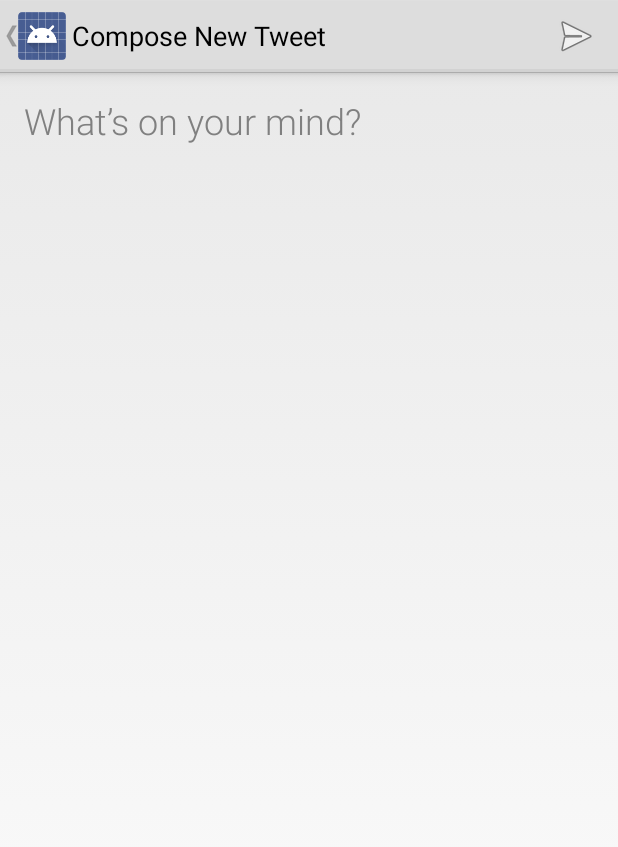
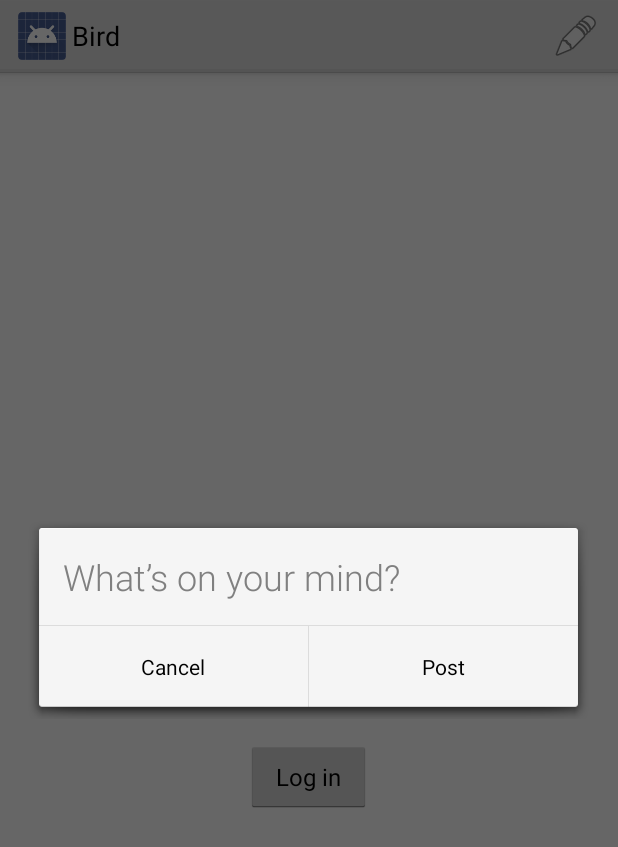
Before and after one commit to tomazsh/bird-android-app, an Android app: the screen it shows after launch (TweetComposeActivity before the commit, HomeActivity after it), after a tap on "Compose new Tweet", on a phone screen of 412 x 824 dp. Shown: the top 847 px of the screen. Run offline under Robolectric (Android 15) with nearby library versions, the phone set to English and light mode, and no system bars.

Commit message:
Add tweet compose dialog

```diff
--- a/app/build.gradle
+++ b/app/build.gradle
@@ -26,4 +26,5 @@ dependencies {
     compile files('libs/scribe-codepath.jar')
     compile 'com.android.support:support-v4:+'
     compile files('libs/android-async-http-1.4.3.jar')
+    compile files('libs/activeandroid-3.1.jar')
 }
--- a/app/src/main/AndroidManifest.xml
+++ b/app/src/main/AndroidManifest.xml
@@ -10,6 +10,12 @@
         android:icon="@drawable/ic_launcher"
         android:label="@string/app_name"
         android:theme="@style/AppTheme" >
+        <meta-data
+            android:name="AA_DB_NAME"
+            android:value="Bird.db" />
+        <meta-data
+            android:name="AA_DB_VERSION"
+            android:value="1" />
         <activity
             android:name="com.nedeljko.bird.app.activities.HomeActivity"
             android:label="@string/app_name" >
--- a/app/src/main/java/com/nedeljko/bird/app/activities/HomeActivity.java
+++ b/app/src/main/java/com/nedeljko/bird/app/activities/HomeActivity.java
@@ -1,5 +1,6 @@
 package com.nedeljko.bird.app.activities;
 
+import android.app.FragmentManager;
 import android.content.Intent;
 import android.os.Bundle;
 import android.view.LayoutInflater;
@@ -14,6 +15,7 @@ import com.codepath.oauth.OAuthLoginActivity;
 import com.nedeljko.bird.app.adapter.TimelineAdapter;
 import com.nedeljko.bird.app.BirdApplication;
 import com.nedeljko.bird.app.R;
+import com.nedeljko.bird.app.dialogs.TweetComposeDialog;
 import com.nedeljko.bird.app.helpers.InfiniteScrollListener;
 import com.nedeljko.bird.app.helpers.TwitterClient;
 import com.nedeljko.bird.app.interfaces.TimelineViewModelListener;
@@ -22,7 +24,7 @@ import com.nedeljko.bird.app.viewmodels.HomeViewModel;
 
 public class HomeActivity
         extends OAuthLoginActivity<TwitterClient>
-        implements TimelineViewModelListener {
+        implements TimelineViewModelListener, TweetComposeDialog.TweetComposeListener {
     private HomeState mState = HomeState.DEFAULT;
     private HomeViewModel mHomeViewModel;
     private TimelineAdapter mTweetsAdapter;
@@ -59,12 +61,6 @@ public class HomeActivity
         mTweetsAdapter = new TimelineAdapter(this, mHomeViewModel.getTweets());
         mListView.setAdapter(mTweetsAdapter);
         mListView.addFooterView(mListFooterView);
-        mListView.setOnScrollListener(new InfiniteScrollListener() {
-            @Override
-            public void onLoadMore(int page, int totalItemsCount) {
-                mHomeViewModel.loadNextTimelinePage();
-            }
-        });
     }
 
     @Override
@@ -97,15 +93,21 @@ public class HomeActivity
     public boolean onOptionsItemSelected(MenuItem item) {
         int id = item.getItemId();
         if (id == R.id.compose_action_item) {
-            composeTweet(null);
+            composeTweetInDialog();
             return true;
         }
         return super.onOptionsItemSelected(item);
     }
 
-    public void composeTweet(Tweet tweet) {
+    public void composeTweet() {
         Intent intent = new Intent(HomeActivity.this, TweetComposeActivity.class);
         startActivityForResult(intent, TweetComposeActivity.COMPOSE_REQUEST_CODE);
+    }
+
+    public void composeTweetInDialog() {
+        FragmentManager manager = getFragmentManager();
+        TweetComposeDialog dialog = new TweetComposeDialog(this);
+        dialog.show(manager, "tweet_compose_dialog");
     }
 
     public void setState(HomeState state) {
@@ -177,7 +179,12 @@ public class HomeActivity
 
     @Override
     public void onLoginSuccess() {
-        mHomeViewModel.loadNextTimelinePage();
+        mListView.setOnScrollListener(new InfiniteScrollListener() {
+            @Override
+            public void onLoadMore(int page, int totalItemsCount) {
+                mHomeViewModel.loadNextTimelinePage();
+            }
+        });
     }
 
     @Override
@@ -210,4 +217,16 @@ public class HomeActivity
     }
 
     //endregion
+
+    //region TweetComposeListener
+
+    public void onTweetComposeSuccess(Tweet tweet) {
+
+    }
+
+    public void onTweetComposeFailure() {
+
+    }
+
+    //endregion
 }
--- /dev/null
+++ b/app/src/main/java/com/nedeljko/bird/app/dialogs/TweetComposeDialog.java
@@ -0,0 +1,133 @@
+package com.nedeljko.bird.app.dialogs;
+
+import android.app.Activity;
+import android.app.AlertDialog;
+import android.app.Dialog;
+import android.app.DialogFragment;
+import android.content.Context;
+import android.content.DialogInterface;
+import android.content.Intent;
+import android.os.Bundle;
+import android.view.ContextThemeWrapper;
+import android.view.LayoutInflater;
+import android.view.View;
+import android.view.inputmethod.InputMethodManager;
+import android.widget.ArrayAdapter;
+import android.widget.Button;
+import android.widget.EditText;
+import android.widget.ProgressBar;
+import android.widget.Spinner;
+import android.widget.Toast;
+
+import com.nedeljko.bird.app.R;
+import com.nedeljko.bird.app.models.Tweet;
+import com.nedeljko.bird.app.viewmodels.TweetComposeViewModel;
+
+import java.util.Arrays;
+import java.util.List;
+
+public class TweetComposeDialog extends DialogFragment
+        implements TweetComposeViewModel.TweetComposeViewModelListener {
+    public static final int COMPOSE_REQUEST_CODE = 1337;
+    private TweetComposeState mState = TweetComposeState.DEFAULT;
+    private TweetComposeViewModel mViewModel;
+    private TweetComposeListener mListener;
+    private EditText mEditText;
+    private ProgressBar mProgressBar;
+    private Button mPostButton;
+
+    private enum TweetComposeState {
+        DEFAULT,
+        LOADING
+    }
+
+    public interface TweetComposeListener {
+        void onTweetComposeSuccess(Tweet tweet);
+        void onTweetComposeFailure();
+    }
+
+    public TweetComposeDialog(TweetComposeListener listener) {
+        mListener = listener;
+        mViewModel = new TweetComposeViewModel(this);
+    }
+
+    public Dialog onCreateDialog(Bundle savedInstanceState) {
+        final ContextThemeWrapper context = new ContextThemeWrapper(getActivity(),
+                android.R.style.Theme_Holo_Light_Dialog);
+        LayoutInflater inflater = LayoutInflater.from(context);
+        View v = inflater.inflate(R.layout.fragment_tweet_compose, null);
+
+        mEditText = (EditText)v.findViewById(R.id.edit_text);
+        mProgressBar = (ProgressBar)v.findViewById(R.id.progress_bar);
+
+        AlertDialog.Builder builder = new AlertDialog.Builder(context);
+        builder.setView(v)
+                .setPositiveButton(R.string.post_action_title, new DialogInterface.OnClickListener() {
+                    @Override
+                    public void onClick(DialogInterface dialogInterface, int i) {
+
+                    }
+                })
+                .setNegativeButton(android.R.string.cancel, new DialogInterface.OnClickListener() {
+                    @Override
+                    public void onClick(DialogInterface dialogInterface, int i) {
+
+                    }
+                });
+
+        return builder.create();
+    }
+
+    @Override
+    public void onStart() {
+        super.onStart();
+
+        AlertDialog dialog = (AlertDialog)getDialog();
+        mPostButton = dialog.getButton(DialogInterface.BUTTON_POSITIVE);
+        mPostButton.setOnClickListener(new View.OnClickListener() {
+            @Override
+            public void onClick(View view) {
+                mViewModel.getTweet().setText(mEditText.getText().toString());
+                mViewModel.postTweet();
+            }
+        });
+    }
+
+    public void setState(TweetComposeState state) {
+        mState = state;
+        switch (state) {
+            case DEFAULT:
+                mProgressBar.setVisibility(View.GONE);
+                mEditText.setVisibility(View.VISIBLE);
+                break;
+            case LOADING:
+                mProgressBar.setVisibility(View.VISIBLE);
+                mEditText.setVisibility(View.GONE);
+                break;
+        }
+    }
+
+    //region TweetComposeViewModelListener
+
+    public void onTweetPostStart() {
+        InputMethodManager manager = (InputMethodManager)getActivity().
+                getSystemService(Context.INPUT_METHOD_SERVICE);
+        manager.hideSoftInputFromWindow(mEditText.getWindowToken(), 0);
+        setState(TweetComposeState.LOADING);
+    }
+
+    public void onTweetPostSuccess() {
+        mListener.onTweetComposeSuccess(mViewModel.getTweet());
+        dismiss();
+    }
+
+    public void onTweetPostFailure() {
+        mListener.onTweetComposeFailure();
+    }
+
+    public void onTweetPostFinish() {
+        setState(TweetComposeState.DEFAULT);
+    }
+
+    //endregion
+}
--- /dev/null
+++ b/app/src/main/res/layout/fragment_tweet_compose.xml
@@ -0,0 +1,26 @@
+<?xml version="1.0" encoding="utf-8"?>
+
+<LinearLayout xmlns:android="http://schemas.android.com/apk/res/android"
+              android:orientation="vertical"
+              android:layout_width="match_parent"
+              android:layout_height="match_parent">
+    <EditText
+        android:id="@+id/edit_text"
+        android:layout_width="fill_parent"
+        android:layout_height="fill_parent"
+        android:padding="16dp"
+        android:gravity="top"
+        android:hint="@string/whats_on_your_mind_hint"
+        android:textColorHint="#808080"
+        android:textSize="24sp"
+        android:fontFamily="sans-serif-light"
+        android:lineSpacingMultiplier="1.35"
+        android:background="@android:color/transparent"
+        />
+
+    <ProgressBar
+        android:id="@+id/progress_bar"
+        android:layout_width="wrap_content"
+        android:layout_height="wrap_content"
+        android:visibility="gone" />
+</LinearLayout>
--- a/app/src/main/res/layout/list_item_tweet.xml
+++ b/app/src/main/res/layout/list_item_tweet.xml
@@ -67,5 +67,8 @@
         android:text="Tomaz"
         android:textSize="16sp"
         android:lineSpacingMultiplier="1.35"
+        android:autoLink="all"
+        android:linksClickable="true"
+        android:textColorLink="#808080"
         />
 </RelativeLayout>
--- a/app/src/main/res/values/strings.xml
+++ b/app/src/main/res/values/strings.xml
@@ -19,6 +19,7 @@
     <string name="title_activity_tweet_compose">Compose New Tweet</string>
     <string name="tweet_action_title">Tweet</string>
 
+    <string name="post_action_title">Post</string>
     <string name="whats_on_your_mind_hint">What’s on your mind?</string>
     <string name="tweet_post_error_message">There was an error while trying to post your tweet.
         Please try again later.</string>
```
Also changed, not shown: app/libs/activeandroid-3.1.jar (added).
